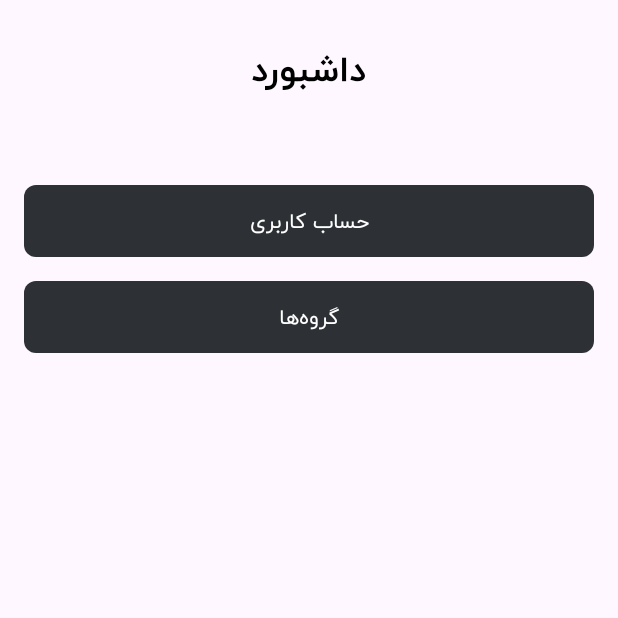
After one commit to Dongi-App/Dongi-Android, an Android app: the DashboardActivity screen opened directly, with no data from a screen before it, on a phone screen of 412 x 824 dp, the top half of it. The commit adds this screen. Run offline under Robolectric (Android 15) with nearby library versions, the phone set to English and light mode, and no system bars.

Commit message:
feat: dashboard activity

```diff
--- a/app/src/main/AndroidManifest.xml
+++ b/app/src/main/AndroidManifest.xml
@@ -27,6 +27,7 @@
         <activity android:name=".ui.splash.WelcomeActivity" />
         <activity android:name=".ui.login.LoginActivity" />
         <activity android:name=".ui.signup.SignUpActivity" />
+        <activity android:name=".ui.dashboard.DashboardActivity" />
         <activity android:name=".ui.group.GroupsActivity" />
         <activity android:name=".ui.group.AddGroupActivity" />
         <activity android:name=".ui.group.GroupDetailsActivity" />
--- /dev/null
+++ b/app/src/main/java/com/example/dongi/ui/dashboard/DashboardActivity.kt
@@ -0,0 +1,33 @@
+package com.example.dongi.ui.dashboard
+
+import android.content.Intent
+import android.os.Bundle
+import android.widget.Button
+import androidx.appcompat.app.AppCompatActivity
+import com.example.dongi.R
+import com.example.dongi.ui.group.GroupsActivity
+import com.example.dongi.ui.profile.ProfileActivity
+
+class DashboardActivity : AppCompatActivity() {
+
+    private lateinit var profileButton: Button
+    private lateinit var groupsButton: Button
+
+    override fun onCreate(savedInstanceState: Bundle?) {
+        super.onCreate(savedInstanceState)
+        setContentView(R.layout.activity_dashboard)
+
+        profileButton = findViewById(R.id.profileButton)
+        groupsButton = findViewById(R.id.groupsButton)
+
+        profileButton.setOnClickListener {
+            val intent = Intent(this, ProfileActivity::class.java)
+            startActivity(intent)
+        }
+
+        groupsButton.setOnClickListener {
+            val intent = Intent(this, GroupsActivity::class.java)
+            startActivity(intent)
+        }
+    }
+}
--- a/app/src/main/java/com/example/dongi/ui/login/LoginActivity.kt
+++ b/app/src/main/java/com/example/dongi/ui/login/LoginActivity.kt
@@ -17,7 +17,7 @@ import com.example.dongi.ui.splash.WelcomeActivity
 import com.example.dongi.api.LoginRequest
 import com.example.dongi.api.LoginResponse
 import com.example.dongi.api.RetrofitClient
-import com.example.dongi.ui.group.GroupsActivity
+import com.example.dongi.ui.dashboard.DashboardActivity
 import retrofit2.Call
 import retrofit2.Callback
 import retrofit2.Response
@@ -95,7 +95,7 @@ class LoginActivity : AppCompatActivity() {
                         // Login successful
                         Toast.makeText(this@LoginActivity, "ورود با موفقیت انجام شد", Toast.LENGTH_SHORT).show()
                         // Navigate to another activity if needed
-                        val intent = Intent(this@LoginActivity, GroupsActivity::class.java)
+                        val intent = Intent(this@LoginActivity, DashboardActivity::class.java)
                         startActivity(intent)
                         finish()
                     } else {
--- a/app/src/main/java/com/example/dongi/ui/signup/SignUpActivity.kt
+++ b/app/src/main/java/com/example/dongi/ui/signup/SignUpActivity.kt
@@ -17,7 +17,7 @@ import com.example.dongi.ui.splash.WelcomeActivity
 import com.example.dongi.api.RetrofitClient
 import com.example.dongi.api.SignupRequest
 import com.example.dongi.api.SignupResponse
-import com.example.dongi.ui.group.GroupsActivity
+import com.example.dongi.ui.dashboard.DashboardActivity
 import retrofit2.Call
 import retrofit2.Callback
 import retrofit2.Response
@@ -101,7 +101,7 @@ class SignUpActivity : AppCompatActivity() {
                         // Sign-up successful
                         Toast.makeText(this@SignUpActivity, "ثبت نام با موفقیت انجام شد", Toast.LENGTH_SHORT).show()
                         // Navigate to another activity if needed
-                        val intent = Intent(this@SignUpActivity, GroupsActivity::class.java)
+                        val intent = Intent(this@SignUpActivity, DashboardActivity::class.java)
                         startActivity(intent)
                         finish()
                     } else {
--- a/app/src/main/java/com/example/dongi/ui/splash/SplashActivity.kt
+++ b/app/src/main/java/com/example/dongi/ui/splash/SplashActivity.kt
@@ -8,7 +8,7 @@ import android.os.Handler
 import android.os.Looper
 import androidx.appcompat.app.AppCompatActivity
 import com.example.dongi.R
-import com.example.dongi.ui.group.GroupsActivity
+import com.example.dongi.ui.dashboard.DashboardActivity
 
 @SuppressLint("CustomSplashScreen")
 class SplashActivity : AppCompatActivity() {
@@ -27,7 +27,7 @@ class SplashActivity : AppCompatActivity() {
 
         if (token != null) {
             // Token exists, navigate to GroupsActivity
-            val intent = Intent(this, GroupsActivity::class.java)
+            val intent = Intent(this, DashboardActivity::class.java)
             startActivity(intent)
         } else {
             // No token, navigate to WelcomeActivity
--- /dev/null
+++ b/app/src/main/res/layout/activity_dashboard.xml
@@ -0,0 +1,39 @@
+<RelativeLayout xmlns:android="http://schemas.android.com/apk/res/android"
+    xmlns:tools="http://schemas.android.com/tools"
+    android:layout_width="match_parent"
+    android:layout_height="match_parent"
+    android:padding="16dp"
+    tools:context=".ui.dashboard.DashboardActivity">
+
+    <TextView
+        android:id="@+id/dashboardTitleTextView"
+        android:layout_width="match_parent"
+        android:layout_height="wrap_content"
+        android:fontFamily="@font/iran_yekan_bold"
+        android:gravity="center"
+        android:paddingVertical="8dp"
+        android:text="@string/dashboard"
+        android:textColor="@android:color/black"
+        android:textSize="24sp" />
+
+    <Button
+        android:id="@+id/profileButton"
+        style="@style/SecondaryButtonStyle"
+        android:layout_width="match_parent"
+        android:layout_height="wrap_content"
+        android:layout_below="@+id/dashboardTitleTextView"
+        android:text="@string/profile"
+        android:layout_centerHorizontal="true"
+        android:layout_marginTop="48dp" />
+
+    <Button
+        android:id="@+id/groupsButton"
+        style="@style/SecondaryButtonStyle"
+        android:layout_width="match_parent"
+        android:layout_height="wrap_content"
+        android:text="@string/groups"
+        android:layout_below="@id/profileButton"
+        android:layout_centerHorizontal="true"
+        android:layout_marginTop="16dp" />
+
+</RelativeLayout>
--- a/app/src/main/res/values/strings.xml
+++ b/app/src/main/res/values/strings.xml
@@ -18,4 +18,5 @@
     <string name="profile_image">profile image</string>
     <string name="edit_profile">ویرایش اطلاعات حساب کاربری</string>
     <string name="logout">خروج</string>
+    <string name="dashboard">داشبورد</string>
 </resources>
```
Also changed, not shown: app/src/main/java/com/example/dongi/ui/group/GroupsActivity.kt (+27 -0 lines), app/src/main/res/layout/activity_groups.xml (+9 -1 lines).
